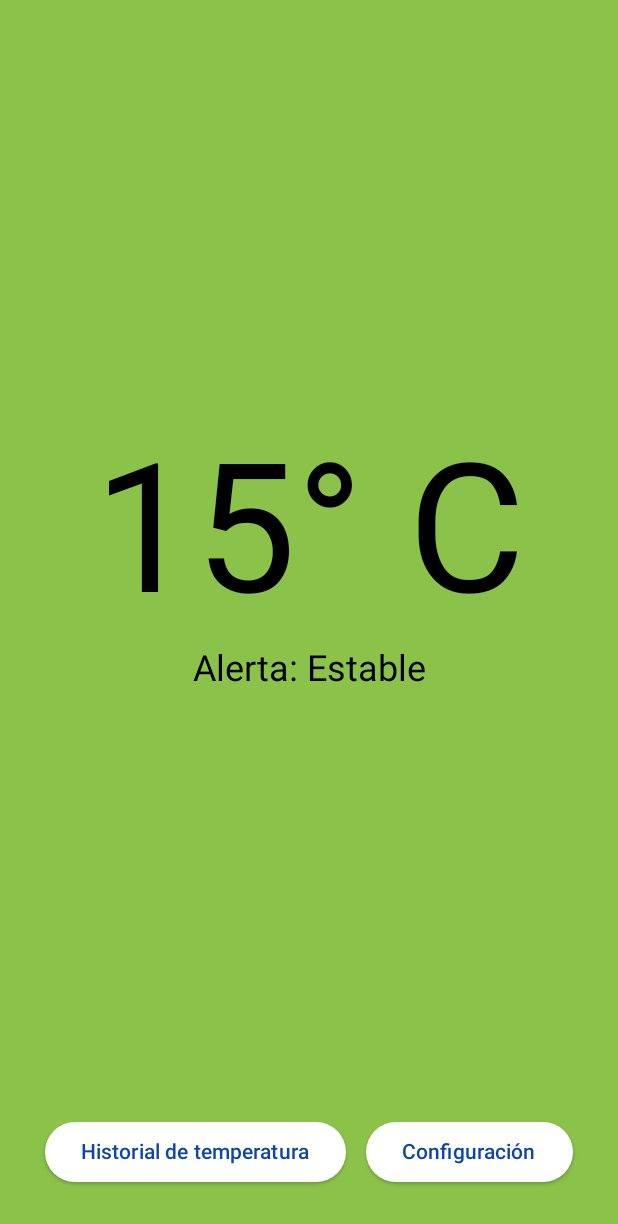
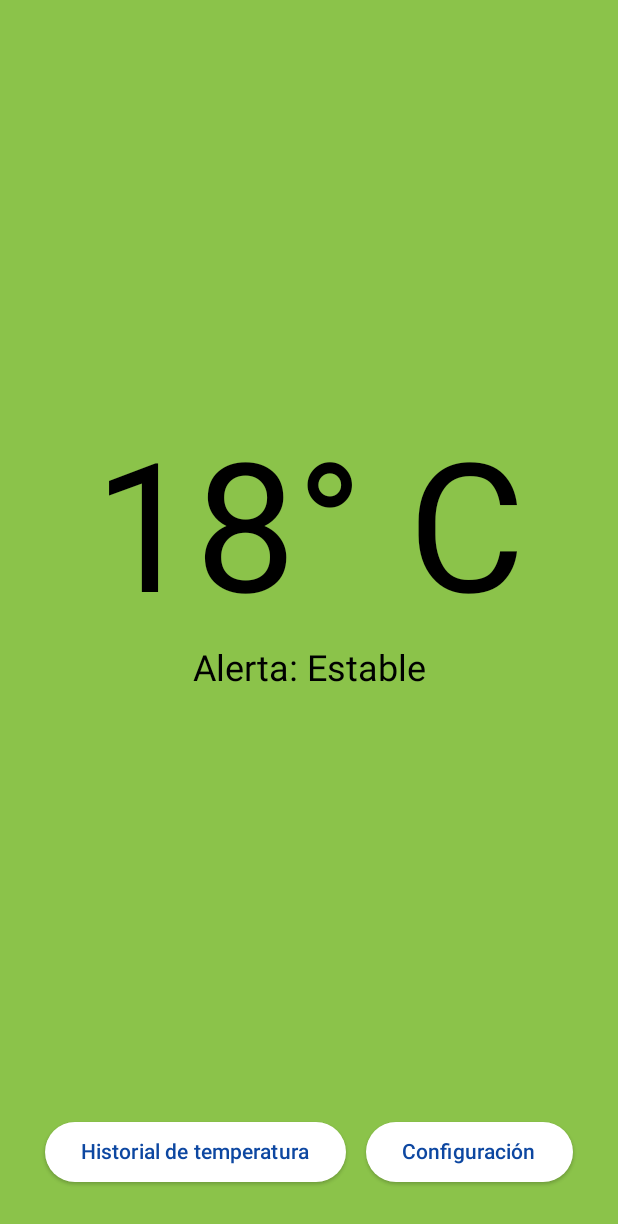
Before and after one commit to ELIDAN17/AURORA_SOS, an Android app built with Jetpack Compose: the screen it shows after launch (MainActivity), on a phone screen of 412 x 824 dp. Shown: the top 1224 px of the screen. Run offline under Robolectric (Android 15) with nearby library versions, the phone set to English and light mode, and no system bars.

Commit message:
actualizacion 1.4

```diff
--- a/app/src/main/java/com/example/aurora_sos/ConfiguracionScreen.kt
+++ b/app/src/main/java/com/example/aurora_sos/ConfiguracionScreen.kt
@@ -41,7 +41,7 @@ fun ConfiguracionScreen(navController: NavController) {
                 ) == PackageManager.PERMISSION_GRANTED
             )
         } else {
-            mutableStateOf(true) // En versiones antiguas, el permiso se da al instalar
+            mutableStateOf(true)
         }
     }
 
--- a/app/src/main/java/com/example/aurora_sos/DataStoreManager.kt
+++ b/app/src/main/java/com/example/aurora_sos/DataStoreManager.kt
@@ -1,7 +1,6 @@
 // Archivo: DataStoreManager.kt
 
 package com.example.aurora_sos
-//https://aurorasos-default-rtdb.firebaseio.com/
 import android.content.Context
 import androidx.datastore.preferences.core.*
 import androidx.datastore.preferences.preferencesDataStore
@@ -9,7 +8,6 @@ import kotlinx.coroutines.flow.Flow
 import kotlinx.coroutines.flow.map
 
 // Extensión para acceder al DataStore de forma singleton
-// El nombre del archivo de preferencias será "configuracion_aurora"
 val Context.dataStore by preferencesDataStore(name = "configuracion_aurora")
 
 class DataStoreManager(context: Context) {
--- a/app/src/main/java/com/example/aurora_sos/HistorialScreen.kt
+++ b/app/src/main/java/com/example/aurora_sos/HistorialScreen.kt
@@ -46,11 +46,9 @@ fun HistorialScreen(navController: NavController) {
 
             Spacer(modifier = Modifier.height(24.dp))
 
-            // --- CAMBIO: Contenedor del Gráfico (Card) con más peso ---
             Card(
                 modifier = Modifier
                     .fillMaxWidth()
-                    // Le damos un peso mayor para que ocupe más espacio vertical
                     .weight(2.5f),
                 shape = RoundedCornerShape(8.dp),
                 colors = CardDefaults.cardColors(containerColor = colorTarjeta),
@@ -68,8 +66,6 @@ fun HistorialScreen(navController: NavController) {
                 }
             }
 
-            // --- CAMBIO: Spacer con menos peso para los botones ---
-            // Esto le da menos espacio al área de botones, haciendo que el gráfico se expanda
             Spacer(modifier = Modifier.weight(0.1f))
 
             // --- Botones de Rango de Tiempo ---
--- a/app/src/main/java/com/example/aurora_sos/PrincipalScreen.kt
+++ b/app/src/main/java/com/example/aurora_sos/PrincipalScreen.kt
@@ -22,27 +22,19 @@ fun getAlertaData(temperatura: Double, umbralCritico: Double): Pair<Color, Strin
     val colorVerde = Color(0xFF8BC34A)
 
     return when {
-        // 1. RIESGO MÁXIMO (ROJO): Si la temperatura es menor o igual al umbral crítico
         temperatura <= umbralCritico -> Pair(colorRojo, "Alerta: Riesgo de Helada")
-
-        // 2. RIESGO MODERADO (NARANJA): Si está por encima del umbral pero aún baja (ej. hasta 10°C)
         temperatura <= 10.0 -> Pair(colorNaranja, "Alerta: Riesgo moderado")
-
-        // 3. ESTABLE (VERDE): Temperatura segura
         else -> Pair(colorVerde, "Alerta: Estable")
     }
 }
 
-// --- COMPOSABLE DEL DISEÑO ---
-
-// --- COMPOSABLE DEL DISEÑO (CON CAMBIOS) ---
 
 @Composable
 fun PrincipalScreen(navController: NavController) {
 
     // --- Definimos los colores que usaremos ---
-    val fondoClaro = Color(0xFF87CEEB) // El azul claro que estamos trabajando
-    val colorLetraAzul = Color(0xFF0D47A1) // Un azul oscuro para que se lea bien
+    val fondoClaro = Color(0xFF87CEEB) // El azul claro fondo
+    val colorLetraAzul = Color(0xFF0D47A1) // Un azul oscuro para que se lea bien las letras
 
     // --- LÓGICA DE DATASTORE (Lectura del Umbral Crítico) ---
     val context = LocalContext.current
@@ -55,8 +47,8 @@ fun PrincipalScreen(navController: NavController) {
     val umbralCritico = configData.first
     val notificacionesActivas = configData.second
     // --- SIMULACIÓN DE DATOS DEL ESP32 ---
-    // En un proyecto real, este valor se actualizaría al recibir datos del servidor
-    val temperaturaActual by remember { mutableStateOf(15.0) } // Ejemplo: 19°C (Estable)
+    // Este valor se actualizaría al recibir datos del servidor
+    val temperaturaActual by remember { mutableStateOf(18.0) } // Ejemplo: 19°C (Estable)
 
     // Obtiene el color y el mensaje de alerta usando el umbral del usuario
     val (fondoColor, mensajeAlerta) = getAlertaData(temperaturaActual, umbralCritico)
@@ -69,14 +61,11 @@ fun PrincipalScreen(navController: NavController) {
 
     // Estructura principal de la pantalla, usando Scaffold
     Scaffold(
-        // El contenedor de la barra inferior ahora no tiene contenido directo
-        // para que podamos controlar el fondo y la posición.
         content = { paddingValues ->
             // Contenido Principal del Tablero de Control de Colores
             Column(
                 modifier = Modifier
                     .fillMaxSize()
-                    // Usamos el padding que nos da el Scaffold
                     .padding(paddingValues)
                     .background(fondoColor), // Fondo dinámico según la alerta
                 horizontalAlignment = Alignment.CenterHorizontally,
@@ -99,43 +88,39 @@ fun PrincipalScreen(navController: NavController) {
                     color = Color.Black
                 )
 
-                // Spacer para empujar los botones hacia abajo, pero no hasta el borde
+                // Spacer para empujar los botones
                 Spacer(modifier = Modifier.weight(1f))
 
-                // --- CAMBIO: Fila de botones ahora dentro del Column principal ---
                 Row(
                     modifier = Modifier
                         .fillMaxWidth()
-                        // Agregamos más padding en la parte inferior para "subirlos"
-                        .padding(bottom = 32.dp, start = 16.dp, end = 16.dp),
+                        .padding(bottom = 32.dp, start = 16.dp, end = 16.dp), //separador
                     horizontalArrangement = Arrangement.SpaceEvenly
                 ) {
-                    // --- CAMBIO: Estilo de los botones ---
                     val buttonColors = ButtonDefaults.elevatedButtonColors(
-                        // El fondo del botón será blanco para que resalte
+                        // El fondo del botón será blanco
                         containerColor = Color.White,
-                        // El color de las letras será el azul que definimos
+                        // El color de las letras
                         contentColor = colorLetraAzul
                     )
 
-                    // Botón Historial, usando ElevatedButton
+                    // Botón Historial
                     ElevatedButton(
                         onClick = { navController.navigate(Screen.Historial.route) },
-                        colors = buttonColors // Aplicamos los nuevos colores
+                        colors = buttonColors
                     ) {
                         Text("Historial de temperatura")
                     }
-                    // Botón Configuración, usando ElevatedButton
+                    // Botón Configuración
                     ElevatedButton(
                         onClick = { navController.navigate(Screen.Configuracion.route) },
-                        colors = buttonColors // Aplicamos los nuevos colores
+                        colors = buttonColors
                     ) {
                         Text("Configuración")
                     }
                 }
             }
         },
-        // --- CAMBIO: El fondo de toda la barra inferior ahora es transparente ---
         // para que se vea el color dinámico de la pantalla principal.
         bottomBar = {
             Surface(color = Color.Transparent) {}
--- a/app/src/main/java/com/example/aurora_sos/SplashScreen.kt
+++ b/app/src/main/java/com/example/aurora_sos/SplashScreen.kt
@@ -13,7 +13,7 @@ import kotlinx.coroutines.delay
 
 @Composable
 fun SplashScreen(navController: NavController) {
-    // Definimos el color que quieres usar
+    // Definimos el color de fondo
     val fondoClaro = Color(0xFF87CEEB)
 
     // 1. Lógica del Temporizador y Navegación
@@ -28,7 +28,6 @@ fun SplashScreen(navController: NavController) {
     // 2. Diseño de la Interfaz de Usuario
     Surface(
         modifier = Modifier.fillMaxSize(),
-        // Usamos tu color personalizado en lugar del color del tema
         color = fondoClaro
     ) {
         Column(
```
